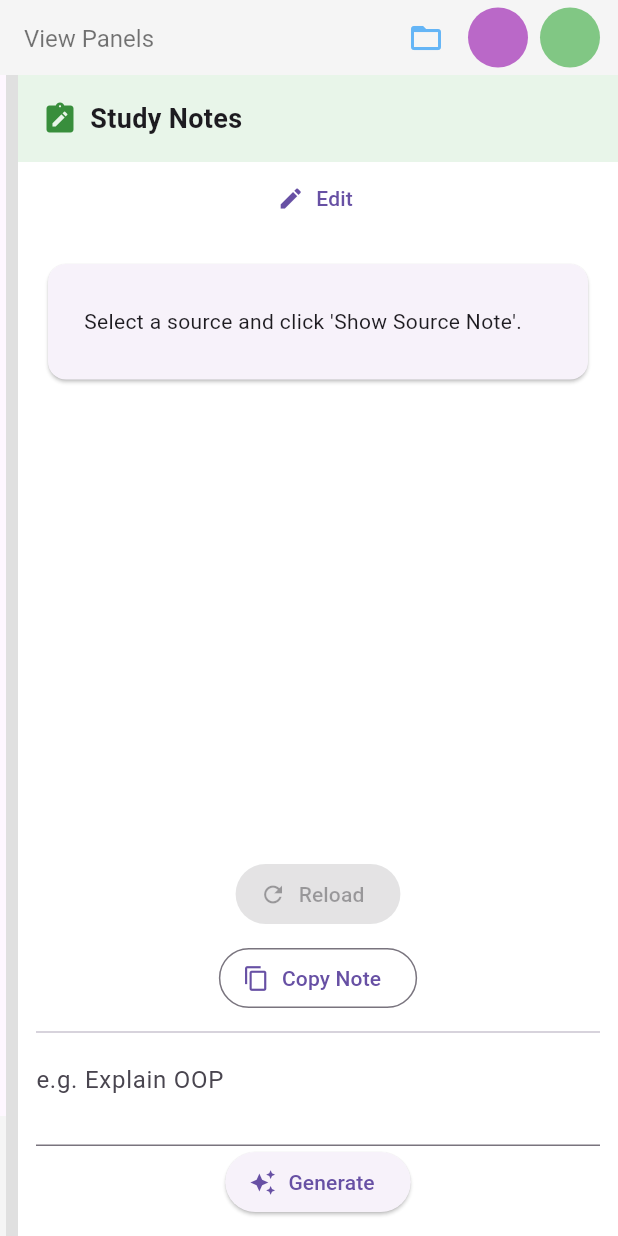
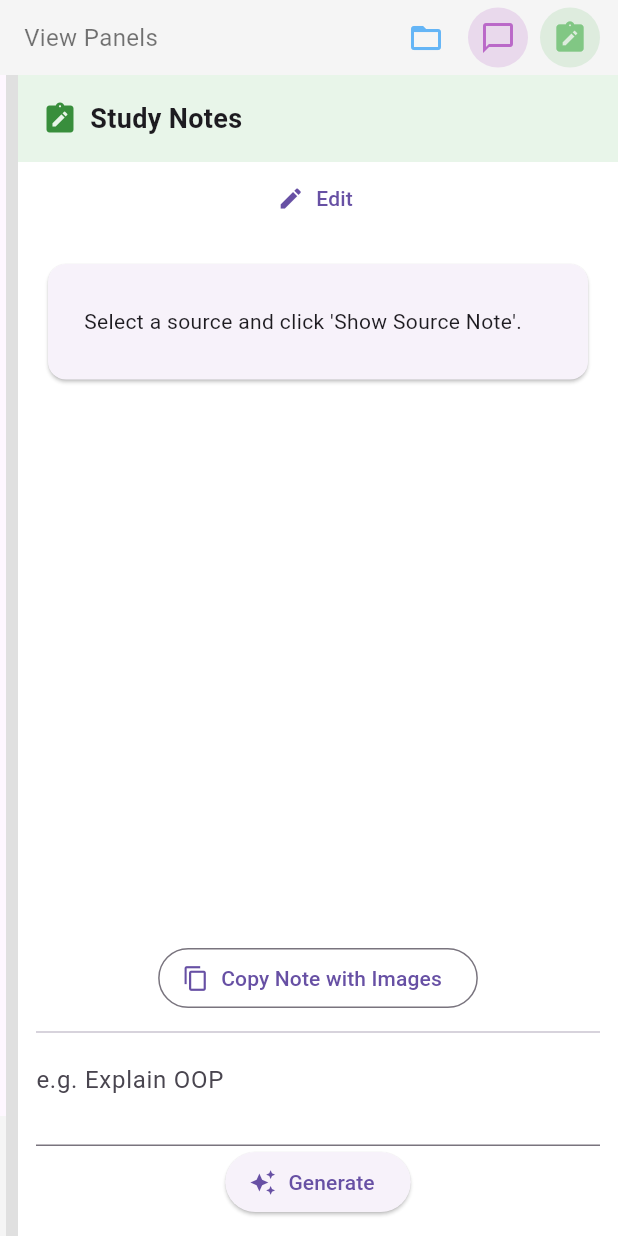
Before and after one commit to nestchao/study-assistant, a Flutter app: the DesktopStudyLayout screen opened directly, after a tap on the "folder open" icon, on a phone screen of 412 x 824 dp. Run offline on Flutter 3.47's test engine with Material 3 defaults, Android fonts, the phone set to English and light mode, and no system bars; drawn by our look-alikes of flutter_html; our stand-ins replace cloud_firestore, file_picker, flutter_cache_manager, flutter_dotenv, image_picker, shared_preferences; missing offline and left inert: markdown, super_clipboard; accounts and stored records are empty; network calls fail.

Commit message:
fix button clr error

```diff
--- a/frontend/lib/screens/desktop_study_layout.dart
+++ b/frontend/lib/screens/desktop_study_layout.dart
@@ -38,7 +38,6 @@ class _DesktopStudyLayoutState extends State<DesktopStudyLayout> {
     super.dispose();
   }
 
-  // All helper methods that manage the desktop state
   void _togglePanelVisibility(String panel) {
     setState(() {
       if (panel == 'chat' && !_isChatVisible) {
@@ -81,8 +80,8 @@ class _DesktopStudyLayoutState extends State<DesktopStudyLayout> {
       icon: Icon(icon),
       style: IconButton.styleFrom(
         foregroundColor: color,
-        backgroundColor: isVisible ? color.withValues() : Colors.transparent,
-        disabledForegroundColor: color.withValues(),
+        backgroundColor: isVisible ? color.withOpacity(0.20) : Colors.transparent,
+        disabledForegroundColor: color.withOpacity(0.3),
       ),
       onPressed: isDisabled ? null : onPressed,
     );
@@ -110,7 +109,14 @@ class _DesktopStudyLayoutState extends State<DesktopStudyLayout> {
         backgroundColor: Colors.grey[100],
         elevation: 0,
         automaticallyImplyLeading: false,
-        title: const Text("View Panels", style: TextStyle(color: Colors.black54, fontSize: 16)),
+        leading: const Padding(
+          padding: EdgeInsets.only(left: 16.0),
+          child: Align(
+            alignment: Alignment.centerLeft,
+            child: Text("View Panels", style: TextStyle(color: Colors.black54, fontSize: 16)),
+          ),
+        ),
+        leadingWidth: 150,
         actions: [
           _buildVisibilityToggleButton(
             tooltip: 'Toggle Sources', icon: Icons.folder_open, color: Colors.blue[300]!,
@@ -168,15 +174,31 @@ class _DesktopStudyLayoutState extends State<DesktopStudyLayout> {
       Container(
         padding: const EdgeInsets.all(12),
         child: Column(children: [
-          ElevatedButton.icon(
-              onPressed: p.selectedSource == null ? null : p.getNoteForSelectedSource,
-              icon: const Icon(Icons.refresh),
-              label: const Text("Reload")),
+          // ... (Reload button)
           const SizedBox(height: 8),
+
+          // --- THIS IS THE UPDATED BUTTON ---
           OutlinedButton.icon(
-              onPressed: () => _copyRichTextToClipboard(ctx, html),
-              icon: const Icon(Icons.copy),
-              label: const Text("Copy Note")),
+            // Make the callback async
+            onPressed: () async {
+              // 1. Show a loading indicator to the user
+              ScaffoldMessenger.of(ctx).showSnackBar(
+                const SnackBar(content: Text("Preparing note for copying...")),
+              );
+
+              // 2. Call the new provider method to get the rich HTML
+              final String richHtml = await p.getNoteAsRichHtml();
+
+              // 3. Call your existing copy method with the new rich HTML
+              await _copyRichTextToClipboard(ctx, richHtml);
+
+              // 4. (Optional) Hide the loading indicator
+              ScaffoldMessenger.of(ctx).hideCurrentSnackBar();
+            },
+            icon: const Icon(Icons.copy),
+            label: const Text("Copy Note with Images"), // Updated label
+          ),
+
           const Divider(height: 24),
           TextField(
               controller: p.topicController,
--- a/frontend/lib/screens/workspace_panels.dart
+++ b/frontend/lib/screens/workspace_panels.dart
@@ -31,7 +31,7 @@ class SourceTile extends StatelessWidget {
     return Padding(
       padding: const EdgeInsets.symmetric(vertical: 4.0),
       child: Material(
-        color: isSelected ? selectedColor.withValues() : Colors.transparent,
+        color: isSelected ? selectedColor.withOpacity(0.3) : Colors.transparent,
         borderRadius: BorderRadius.circular(8),
         child: InkWell(
           onTap: isDeleting ? null : onTap, // Disable tap while deleting
@@ -186,24 +186,6 @@ class SourcesPanel extends StatelessWidget {
       ),
     );
   }
-
-  // --- Helper widgets for Sources Panel ---
-  // Widget _emptySources() => Center(
-  //       child: Padding( // Added padding for better visual spacing
-  //         padding: const EdgeInsets.all(16.0),
-  //         child: Column(mainAxisSize: MainAxisSize.min, children: [
-  //           Icon(Icons.upload_file, size: 64, color: Colors.grey[400]),
-  //           const SizedBox(height: 16),
-  //           Text("No PDFs yet", style: TextStyle(color: Colors.grey[600], fontSize: 18, fontWeight: FontWeight.w500)),
-  //           const SizedBox(height: 8),
-  //           Text(
-  //             "Tap the button below to upload your first study source.",
-  //             style: TextStyle(color: Colors.grey[500]),
-  //             textAlign: TextAlign.center,
-  //           ),
-  //         ]),
-  //       ),
-  //     );
 
   Widget _uploadFooter(ProjectProvider p, List<Source> s) => Container(
         padding: const EdgeInsets.all(12),
```
Also changed, not shown: frontend/lib/provider/project_provider.dart (+39 -0 lines).
